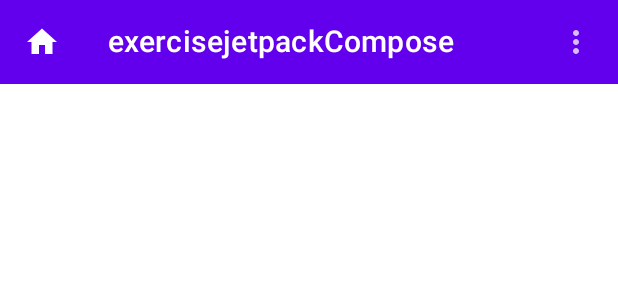
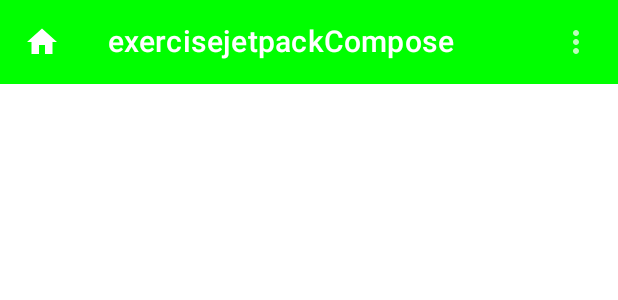
Before and after one commit to Nolions/ExerciseJetpackCompose, an Android app built with Jetpack Compose: the @Preview function TopAppBarPreview, on a phone screen of 412 x 824 dp. Shown: the top 300 px of the screen. Run offline under Robolectric (Android 15) with nearby library versions, the light colour scheme and no system bars.

```diff
--- a/app/src/main/java/tw/nolions/exercisejetpackcompose/ToolbarActivity.kt
+++ b/app/src/main/java/tw/nolions/exercisejetpackcompose/ToolbarActivity.kt
@@ -15,6 +15,7 @@ import androidx.compose.runtime.Composable
 import androidx.compose.runtime.mutableStateOf
 import androidx.compose.runtime.remember
 import androidx.compose.ui.Modifier
+import androidx.compose.ui.graphics.Color
 import androidx.compose.ui.platform.LocalContext
 import androidx.compose.ui.res.stringResource
 import androidx.compose.ui.tooling.preview.Preview
@@ -51,7 +52,10 @@ fun Toolbar() {
                 text = stringResource(R.string.app_name),
             )
         },
-        actions = { ActionMenu() }
+        actions = { ActionMenu() },
+        backgroundColor = Color.Green,
+        contentColor = Color.White,
+        elevation = 0.dp
     )
 }
 
```
Also changed, not shown: 3 other files.
